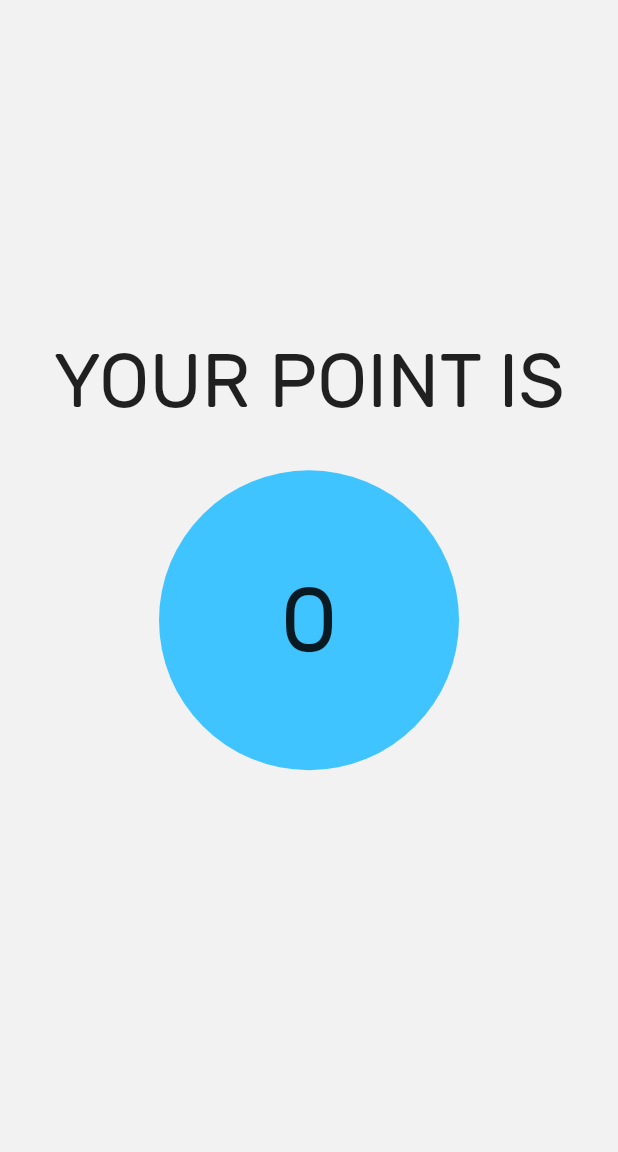
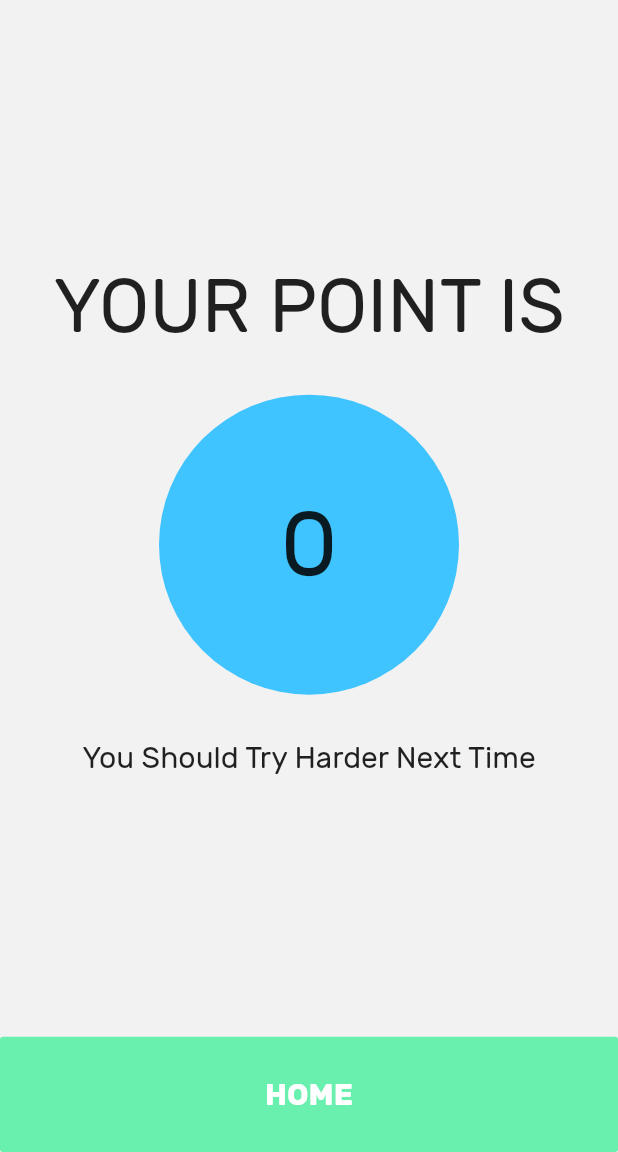
Before and after one commit to Photronium/Math-Solver-App, a Flutter app: the ResultPage screen opened directly with empty values, on a phone screen of 412 x 824 dp, the part 84-1236 px from its top. Run offline on Flutter 3.47's test engine with Material 2 defaults, Android fonts, the phone set to English and light mode, and no system bars; our stand-ins replace cloud_firestore; missing offline and left inert: dart:ffi, flutter_tex; accounts and stored records are empty; project files that could hold a hidden picture were left out.

Commit message:
some change on test

```diff
--- a/lib/screen/problem_solving/option.dart
+++ b/lib/screen/problem_solving/option.dart
@@ -1,6 +1,5 @@
 import 'package:flutter/material.dart';
-import 'file:///D:/AndroidStudioProjects/Math-Solver-App/lib/data/data.dart';
-import 'package:numbercrunching/screen/problem_solving/simplex_num_variable_constraint.dart';
+import '../../data/data.dart';
 
 class OptionElement extends StatelessWidget {
   final String image;
--- a/lib/screen/test_page/showresult.dart
+++ b/lib/screen/test_page/showresult.dart
@@ -1,4 +1,5 @@
 import 'package:flutter/material.dart';
+import 'package:numbercrunching/screen/homepage.dart';
 
 import '../drawer.dart';
 
@@ -10,6 +11,20 @@ class ResultPage extends StatefulWidget {
 }
 
 class _ResultPageState extends State<ResultPage> {
+
+  String message;
+
+  void initState(){
+    if(marks < 5){
+      message = "You Should Try Harder Next Time";
+    }else if(marks < 8){
+      message = "You Passed This Test";
+    }else{
+      message = "You Did Very Well";
+    }
+    super.initState();
+  }
+
   int marks;
   _ResultPageState(this.marks);
 
@@ -23,6 +38,10 @@ class _ResultPageState extends State<ResultPage> {
       ),
       drawer: DrawTab(),
       body:Column(
+          children: <Widget>[
+            Expanded(
+              flex:9,
+              child:Column(
                 crossAxisAlignment: CrossAxisAlignment.stretch,
                 mainAxisAlignment: MainAxisAlignment.center,
                 children: <Widget>[
@@ -42,7 +61,32 @@ class _ResultPageState extends State<ResultPage> {
                           style:TextStyle(fontSize: 60,)),
                     ),
                   ),
+                  Center(
+                    child:Text(message,
+                        style:TextStyle(fontSize: 20,)),
+                  ),
                ]
+              ),
+            ),
+            Expanded(
+              flex:1,
+              child: Container(
+                  width: double.infinity,
+                  child: FlatButton(
+                    textColor: Colors.white,
+                    color: Colors.greenAccent,
+                    child: Text("HOME", style: TextStyle(
+                    fontSize: 20.0,
+                    fontWeight: FontWeight.bold,
+                    ),
+                    ),
+                    onPressed: (){
+                    Navigator.push(context,
+                    MaterialPageRoute(builder: (context) => HomePage()));}
+                  ),
+               ),
+            ),
+          ],
         ),
     );
   }
```
Also changed, not shown: assets/json/branch.json (+6 -6 lines), assets/json/cutting.json (+7 -7 lines), assets/json/simplex.json (+7 -7 lines), lib/screen/test_page/do_test.dart (+19 -18 lines), lib/screen/test_page/selecttest.dart (+17 -12 lines), pubspec.lock. Lines whose indentation alone changed are shown as unchanged.
